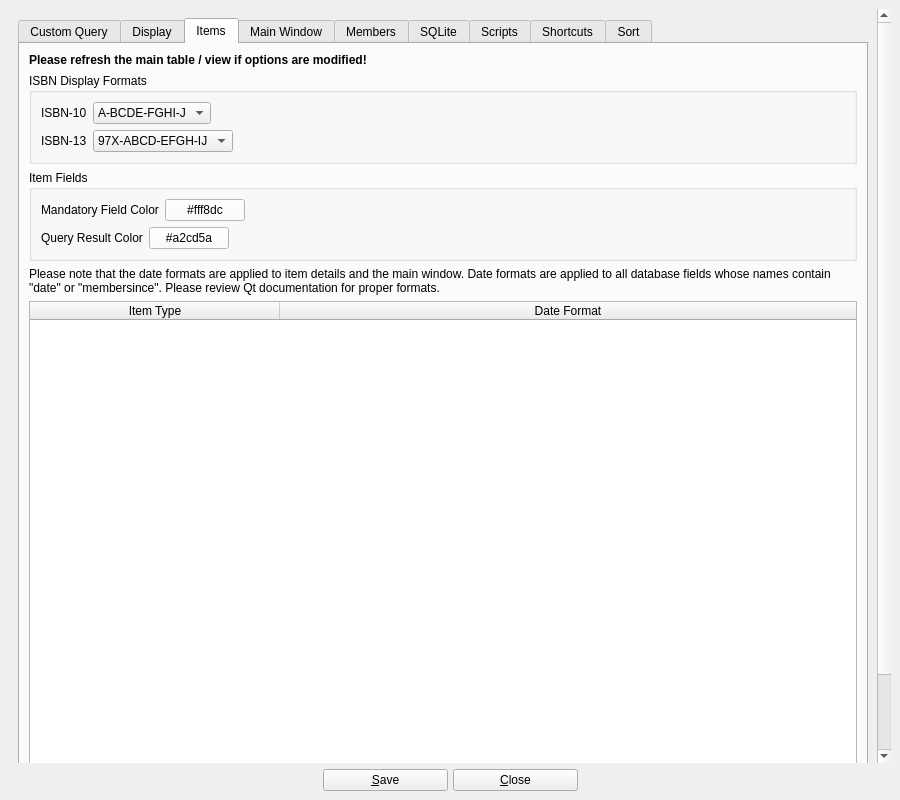
This is UI/biblioteq_otheroptions.ui in textbrowser/biblioteq as Qt 5 draws it before an edit. The edited form follows.
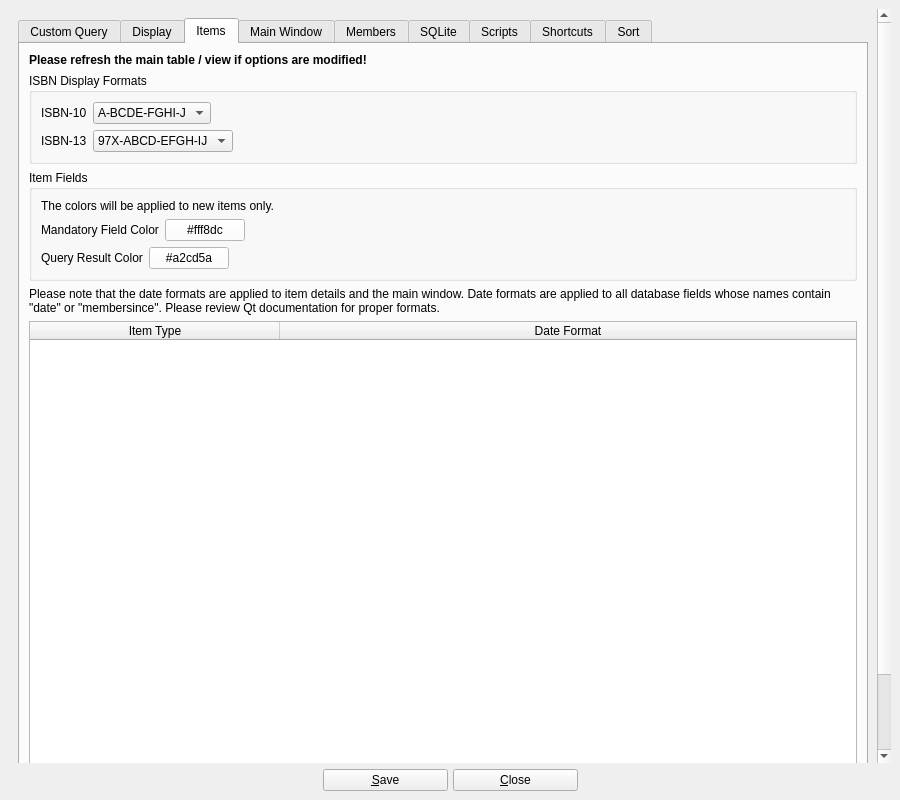
This is the edited form. The open tabs and pages were chosen to show the change. Icons and pictures are not drawn. Custom widgets are drawn as their Qt base class.

Commit message: Mandatory value colors.

Diff of the .ui file:
```diff
--- a/UI/biblioteq_otheroptions.ui
+++ b/UI/biblioteq_otheroptions.ui
@@ -335,6 +335,13 @@
                <string>Item Fields</string>
               </property>
               <layout class="QVBoxLayout" name="verticalLayout_9">
+               <item>
+                <widget class="QLabel" name="label_22">
+                 <property name="text">
+                  <string>The colors will be applied to new items only.</string>
+                 </property>
+                </widget>
+               </item>
                <item>
                 <layout class="QHBoxLayout" name="horizontalLayout_6">
                  <item>
```
The commit also changes 1 other file.
